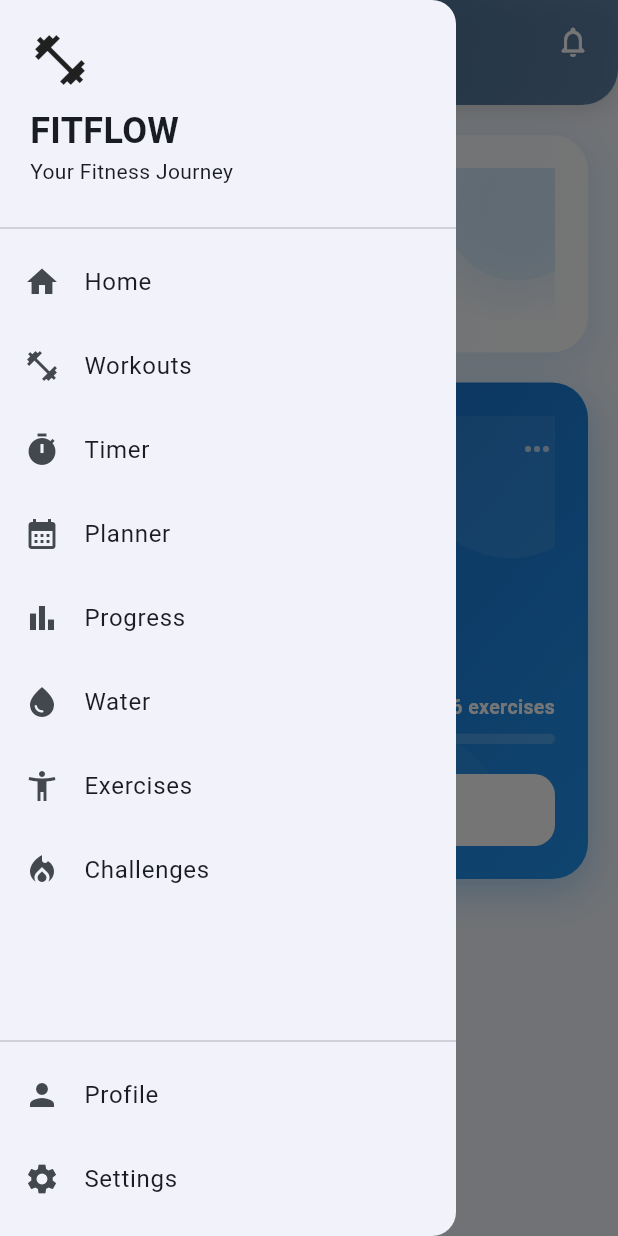
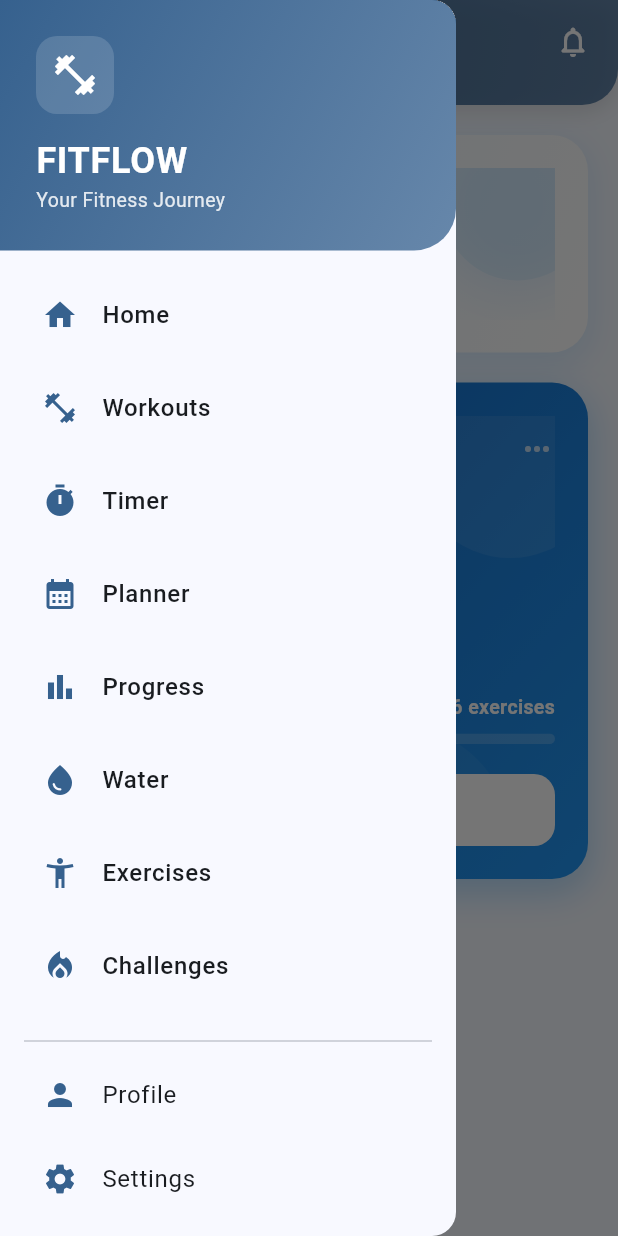
Before and after one commit to devspark-2501/Flutter-Fit-Flow-App, a Flutter app: the HomePage screen opened directly, with the side drawer open, on a phone screen of 412 x 824 dp. Run offline on Flutter 3.47's test engine with Material 3 defaults, Android fonts, the phone set to English and light mode, and no system bars; statements that could not run were skipped.

Commit message:
App_drawer updated

```diff
--- a/lib/widgets/app_drawer.dart
+++ b/lib/widgets/app_drawer.dart
@@ -40,7 +40,11 @@ class AppDrawer extends StatelessWidget {
 
   @override
   Widget build(BuildContext context) {
+    final theme = Theme.of(context);
+    final primary = theme.colorScheme.primary;
+
     return Drawer(
+      backgroundColor: theme.colorScheme.surface,
       child: SafeArea(
         child: Column(
           children: [
@@ -48,49 +52,88 @@ class AppDrawer extends StatelessWidget {
             // Header
             Container(
               width: double.infinity,
-              padding: EdgeInsets.all(20),
+              padding: EdgeInsets.all(24),
+              decoration: BoxDecoration(
+                gradient: LinearGradient(
+                  begin: Alignment.topLeft,
+                  end: Alignment.bottomRight,
+                  colors: [
+                    primary,
+                    primary.withOpacity(0.75),
+                  ],
+                ),
+                borderRadius: const BorderRadius.only(
+                  bottomRight: Radius.circular(28),
+                ),
+              ),
               child: Column(
                 crossAxisAlignment: CrossAxisAlignment.start,
                 children: [
-                  Icon(
+                  Container(
+                    padding: const EdgeInsets.all(10),
+                    decoration: BoxDecoration(
+                      color: Colors.white.withOpacity(0.15),
+                      borderRadius: BorderRadius.circular(14),
+                    ),
+                    child: Icon(
                       Icons.fitness_center,
-                    size: 40,
+                      size: 32,
+                      color: Colors.white,
+                    ),
                   ),
 
-                  SizedBox(height: 10),
+                  SizedBox(height: 14),
 
                   Text(
                     "FITFLOW",
                     style: TextStyle(
                       fontSize: 24,
                       fontWeight: FontWeight.bold,
+                      color: Colors.white,
+                      letterSpacing: 0.5,
                     ),
                   ),
 
                   Text(
                     "Your Fitness Journey",
+                    style: TextStyle(
+                      color: Colors.white.withOpacity(0.85),
+                      fontSize: 13,
+                    ),
                   ),
                 ],
               ),
             ),
 
-            Divider(),
+            SizedBox(height: 8),
 
             // Main menu
             Expanded(
               child: ListView(
+                padding: const EdgeInsets.symmetric(horizontal: 12, vertical: 4),
                 children: [
                   ...menuItems.map(
                         (item) {
-                      return ListTile(
-                        leading: Icon(item["icon"]),
-                        title: Text(item["title"]),
+                      return Padding(
+                        padding: const EdgeInsets.symmetric(vertical: 3),
+                        child: ListTile(
+                          shape: RoundedRectangleBorder(
+                            borderRadius: BorderRadius.circular(14),
+                          ),
+                          leading: Icon(item["icon"], color: primary),
+                          title: Text(
+                            item["title"],
+                            style: const TextStyle(
+                              fontWeight: FontWeight.w500,
+                            ),
+                          ),
 
                           onTap: () {
                             Navigator.pop(context);
 
                             // We will add page navigation here later.
                           },
+                        ),
                       );
                     },
                   ),
@@ -98,11 +141,18 @@ class AppDrawer extends StatelessWidget {
               ),
             ),
 
-            Divider(),
+            Divider(indent: 16, endIndent: 16),
 
             // Bottom options
+            Padding(
+              padding: const EdgeInsets.symmetric(horizontal: 12),
+              child: Column(
+                children: [
                   ListTile(
-              leading: Icon(Icons.person),
+                    shape: RoundedRectangleBorder(
+                      borderRadius: BorderRadius.circular(14),
+                    ),
+                    leading: Icon(Icons.person, color: primary),
                     title: Text("Profile"),
                     onTap: () {
                       Navigator.pop(context);
@@ -110,11 +160,17 @@ class AppDrawer extends StatelessWidget {
                   ),
 
                   ListTile(
-              leading: Icon(Icons.settings),
+                    shape: RoundedRectangleBorder(
+                      borderRadius: BorderRadius.circular(14),
+                    ),
+                    leading: Icon(Icons.settings, color: primary),
                     title: Text("Settings"),
                     onTap: () {
                       Navigator.pop(context);
                     },
+                  ),
+                ],
+              ),
             ),
 
             SizedBox(height: 10),
```
Lines whose indentation alone changed are shown as unchanged.
